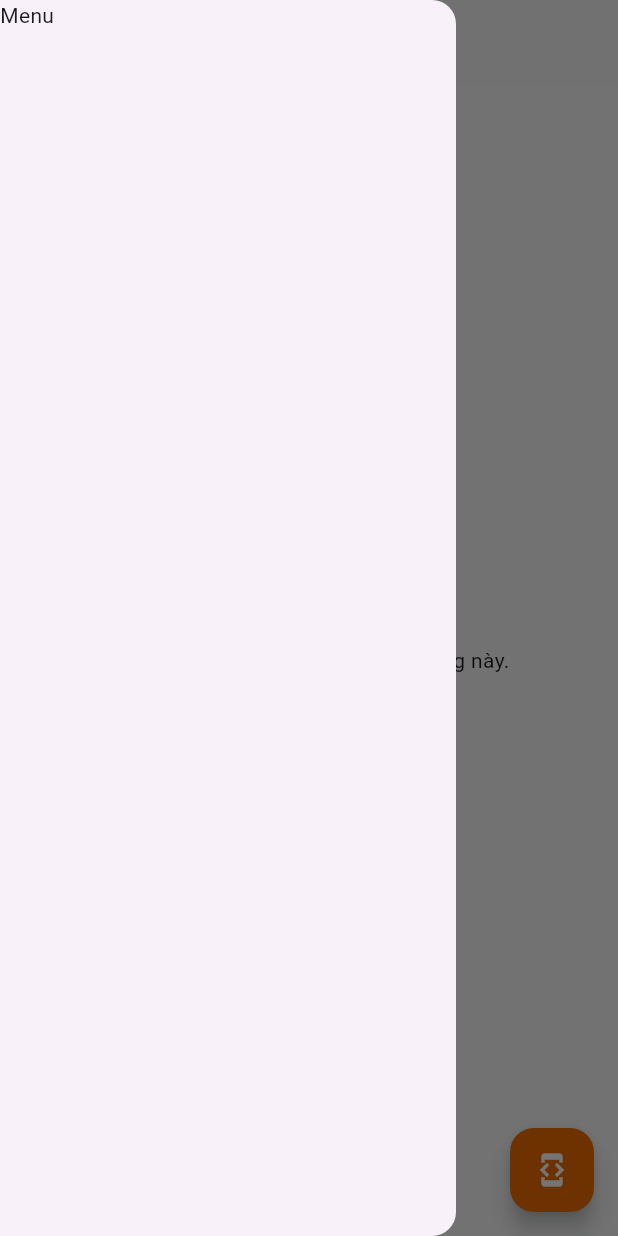
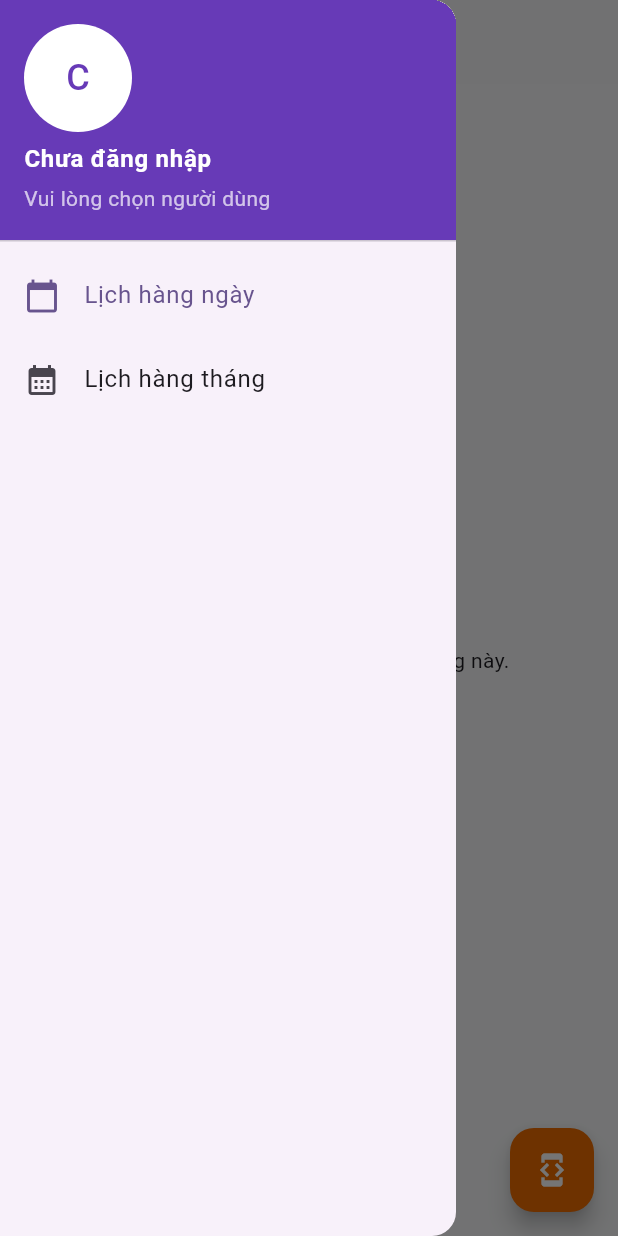
Before and after one commit to legiatuangtvt-droid/flutter_demo_dws, a Flutter app: the screen it shows after launch, with the side drawer open, on a phone screen of 412 x 824 dp. Run offline on Flutter 3.47's test engine with Material 3 defaults, Android fonts, the phone set to English and light mode, and no system bars; our stand-ins replace cloud_firestore, firebase_core, fluttertoast; accounts and stored records are empty.

Commit message:
feat: Enhance Drawer navigation UI
Replaces the basic placeholder Drawer with a more functional and visually appealing navigation menu.

This commit introduces a `ListView` within the `Drawer` to provide a structured navigation experience. It also adds a `UserAccountsDrawerHeader` to display user information.

Key changes:
- Replaced the simple `Text("Menu")` with a `ListView`.
- Added a `UserAccountsDrawerHeader` to show the current user's name, role, and a profile avatar.
- Implemented `ListTile` for navigation items, including "Lịch hàng ngày" (Daily Schedule) and "Lịch hàng tháng" (Monthly Schedule).
- The "Lịch hàng ngày" item is marked as selected.
- Added a `TODO` for future navigation to the monthly schedule page.

```diff
--- a/lib/main.dart
+++ b/lib/main.dart
@@ -135,7 +135,43 @@ class _SchedulePageState extends State<SchedulePage> {
   }
 
   AppBar _buildAppBar() { return AppBar(title: Text(_storeName)); }
-  Drawer _buildDrawer() { return Drawer(child: Text("Menu")); }
+
+  Drawer _buildDrawer() {
+    return Drawer(
+      child: ListView(
+        padding: EdgeInsets.zero,
+        children: [
+          UserAccountsDrawerHeader(
+            accountName: Text(_currentUserName, style: const TextStyle(fontWeight: FontWeight.bold, color: Colors.white)),
+            accountEmail: Text(_currentUserRole, style: const TextStyle(color: Colors.white70)),
+            currentAccountPicture: CircleAvatar(
+              backgroundColor: Colors.white,
+              child: Text(_currentUserName.isNotEmpty ? _currentUserName[0] : 'U', style: const TextStyle(fontSize: 24.0, color: Colors.deepPurple)),
+            ),
+            decoration: const BoxDecoration(
+              color: Colors.deepPurple,
+            ),
+          ),
+          ListTile(
+            leading: const Icon(Icons.calendar_today),
+            title: const Text('Lịch hàng ngày'),
+            selected: true, // Highlight this item
+            onTap: () {
+              Navigator.pop(context); // Close the drawer
+            },
+          ),
+          ListTile(
+            leading: const Icon(Icons.calendar_month),
+            title: const Text('Lịch hàng tháng'),
+            onTap: () {
+              // TODO: Navigate to the monthly schedule page
+              Navigator.pop(context);
+            },
+          ),
+        ],
+      ),
+    );
+  }
 
   // --- STICKY TABLE IMPLEMENTATION ---
 
```
